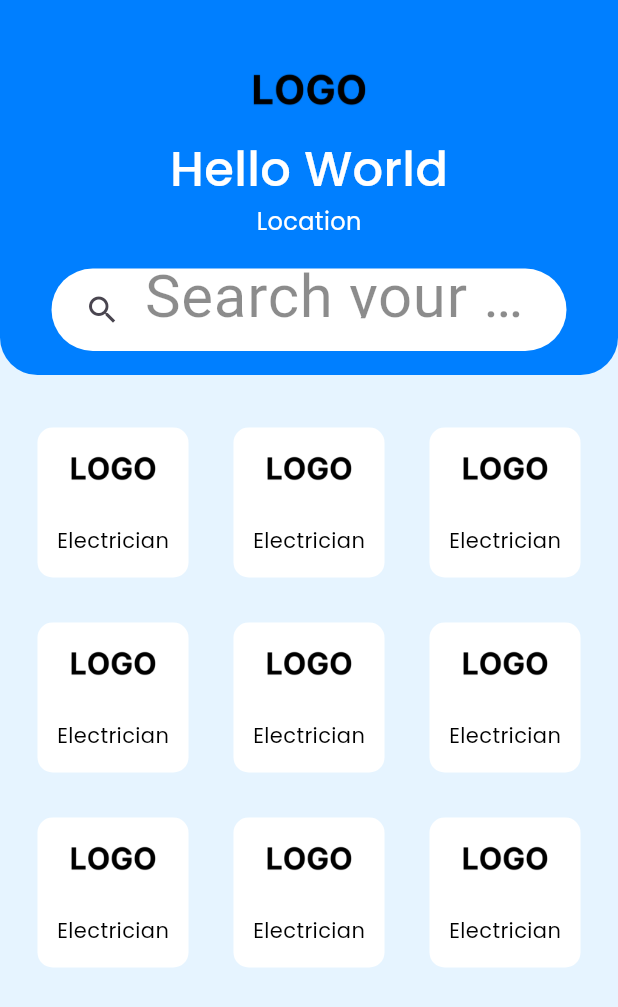
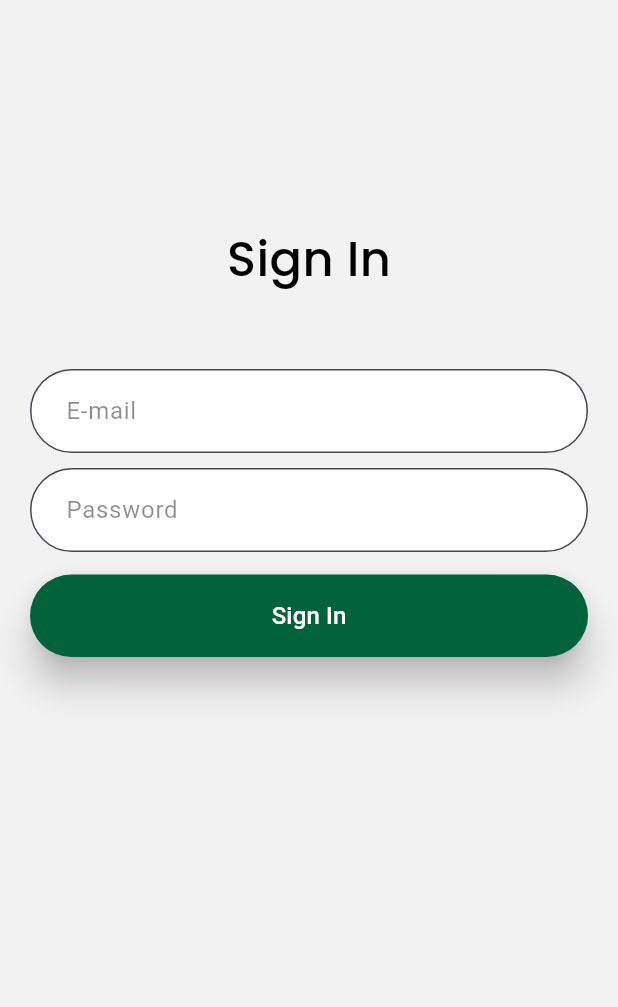
Before and after one commit to IamTheRafsan/service, a Flutter app: the screen it shows after launch, on a phone screen of 412 x 824 dp. Shown: the top 1007 px of the screen. Run offline on Flutter 3.47's test engine with Material 3 defaults, Android fonts, the phone set to English and light mode, and no system bars.

Commit message:
Signup Signin pages designed

```diff
--- /dev/null
+++ b/lib/components/reuseable_button.dart
@@ -0,0 +1,31 @@
+import 'package:flutter/material.dart';
+import 'package:service/ui/Styles.dart';
+
+class Button extends StatelessWidget{
+  final String buttonText;
+
+  Button({
+    required this.buttonText,
+});
+  @override
+  Widget build(BuildContext context) {
+      return ElevatedButton(
+        onPressed: () {  },
+        child: Text(buttonText,
+        style: TextStyle(
+          color: Colors.white,
+          fontSize: 16,
+        ),
+        ),
+        style: ElevatedButton.styleFrom(
+          backgroundColor: color.primaryColor,
+          padding: EdgeInsets.symmetric(horizontal: 24, vertical: 16),
+          shape: RoundedRectangleBorder(
+            borderRadius: BorderRadius.circular(50),
+          ),
+          elevation: 10,
+        ),
+      );
+  }
+
+}
--- /dev/null
+++ b/lib/components/reuseable_textfield.dart
@@ -0,0 +1,44 @@
+import 'package:flutter/material.dart';
+import '../ui/Styles.dart';
+
+class InputField extends StatelessWidget{
+  final String hintText;
+
+  InputField({
+    required this.hintText,
+});
+
+
+  @override
+  Widget build(BuildContext context) {
+      return TextField(
+        decoration: InputDecoration(
+          filled: true,
+          fillColor: Colors.white,
+          hintText: hintText,
+          hintStyle: TextStyle(
+              color: Colors.black45,
+              fontSize: 16
+          ),
+          border: OutlineInputBorder(
+              borderRadius: BorderRadius.circular(50),
+              borderSide: BorderSide(
+                  color: Colors.transparent,
+                  width: 0
+              )
+          ),
+          contentPadding: EdgeInsets.symmetric(vertical: 16, horizontal: 20,),
+          focusedBorder: OutlineInputBorder(
+            borderRadius: BorderRadius.circular(50),
+            borderSide: BorderSide(
+              color: color.primaryColor,
+              width: 1.5,
+            ),
+          ),
+        ),
+        style: TextStyle(
+            fontSize: 16
+        ),
+      );
+    }
+  }
--- a/lib/main.dart
+++ b/lib/main.dart
@@ -1,5 +1,8 @@
 import 'package:flutter/material.dart';
 import 'package:service/screens/HomeScreen.dart';
+import 'package:service/screens/SearchScreen.dart';
+import 'package:service/screens/SignInScreen.dart';
+import 'package:service/screens/SignUpScreen.dart';
 import 'package:service/ui/Styles.dart';
 
 void main() async{
@@ -25,7 +28,7 @@ class MyApp extends StatelessWidget {
           scaffoldBackgroundColor: Colors.black
       ),
 
-      home: Homescreen(),
+      home: SignInScreen(),
     );
 
   }
--- a/lib/screens/HomeScreen.dart
+++ b/lib/screens/HomeScreen.dart
@@ -3,7 +3,7 @@ import 'package:service/components/reuseable_card.dart';
 import 'package:service/ui/Styles.dart';
 import 'package:service/ui/appBar.dart';
 
-class Homescreen extends StatelessWidget{
+class HomeScreen extends StatelessWidget{
   @override
   Widget build(BuildContext context) {
     return Scaffold(
@@ -64,7 +64,7 @@ class Homescreen extends StatelessWidget{
                           color: Colors.white,
                           borderRadius: BorderRadius.circular(30)),
                       child: Center(
-                        child: TextFormField(
+                        child: TextField(
                           decoration: InputDecoration(
                             hintText: ("Search your service..."),
                             hintStyle: TextStyle(
--- /dev/null
+++ b/lib/screens/SignInScreen.dart
@@ -0,0 +1,56 @@
+import 'package:flutter/material.dart';
+
+import '../components/reuseable_button.dart';
+import '../components/reuseable_textfield.dart';
+import '../ui/Styles.dart';
+
+class SignInScreen extends StatelessWidget{
+  @override
+  Widget build(BuildContext context) {
+    return Scaffold(
+      body: SingleChildScrollView(
+        child: Column(
+          children: [
+            SizedBox(height: 150),
+            Row(
+              mainAxisAlignment: MainAxisAlignment.center,
+              children: [
+                Text(
+                  "Sign In",
+                  style: BodyText.headingBlack(),
+                ),
+              ],
+            ),
+            SizedBox(height: 20),
+            Padding(
+              padding: const EdgeInsets.symmetric(vertical: 20, horizontal: 20),
+              child: Column(
+                children: [
+                  SizedBox(height: 10,),
+                  Row(
+                      children: [
+                        Expanded(child: InputField(hintText: "E-mail",))
+                      ]
+                  ),
+                  SizedBox(height: 10,),
+                  Row(
+                      children: [
+                        Expanded(child: InputField(hintText: "Password",))
+                      ]
+                  ),
+                  SizedBox(height: 15,),
+                  Row(
+                      children: [
+                        Expanded(child: Button(buttonText: "Sign In",))
+                      ]
+                  ),
+                ],
+              ),
+            ),
+          ],
+        ),
+      ),
+    );
+  }
+
+}
--- a/lib/ui/Styles.dart
+++ b/lib/ui/Styles.dart
@@ -1,8 +1,8 @@
 import 'package:flutter/material.dart';
 
 class color{
-  static const primaryColor = Color(0xFF007FFF);
-  static const backgroundColor = Color(0xFFE6F4FF);
+  static const primaryColor = Color(0xFF01623B);
+  static const backgroundColor = Color(0xFFF2F2F2);
 }
 
 class BodyText{
@@ -12,6 +12,14 @@ class BodyText{
         fontFamily: 'Poppins Medium',
         fontSize: 32,
         color: Colors.white,
+    );
+  }
+
+  static TextStyle headingBlack(){
+    return TextStyle(
+      fontFamily: 'Poppins Medium',
+      fontSize: 32,
+      color: Colors.black,
     );
   }
 
```
Also changed, not shown: lib/screens/SearchScreen.dart (+10 -0 lines), lib/screens/SignUpScreen.dart (added, +66 -0 lines).
